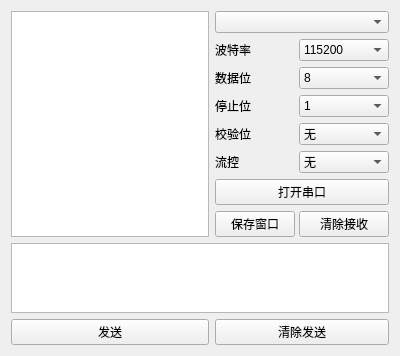
Qt form serialportassistant.ui (One2INF/AioTool) before a commit.
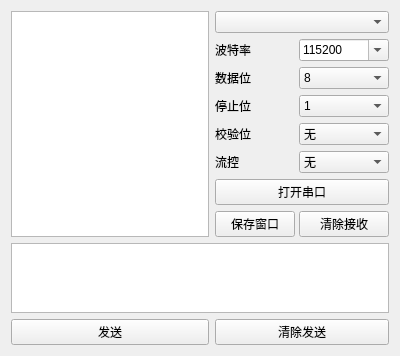
The same form after that commit. Custom widgets are drawn as their Qt base class.

The edit to the form file:
```diff
--- a/serialportassistant.ui
+++ b/serialportassistant.ui
@@ -61,6 +61,12 @@
      </item>
      <item row="2" column="1">
       <widget class="QComboBox" name="comboBox_Baudrate">
+       <property name="editable">
+        <bool>true</bool>
+       </property>
+       <property name="currentIndex">
+        <number>0</number>
+       </property>
        <item>
         <property name="text">
          <string>115200</string>
```
Left out of the diff: 5 changed lines with no effect on the pictures.
